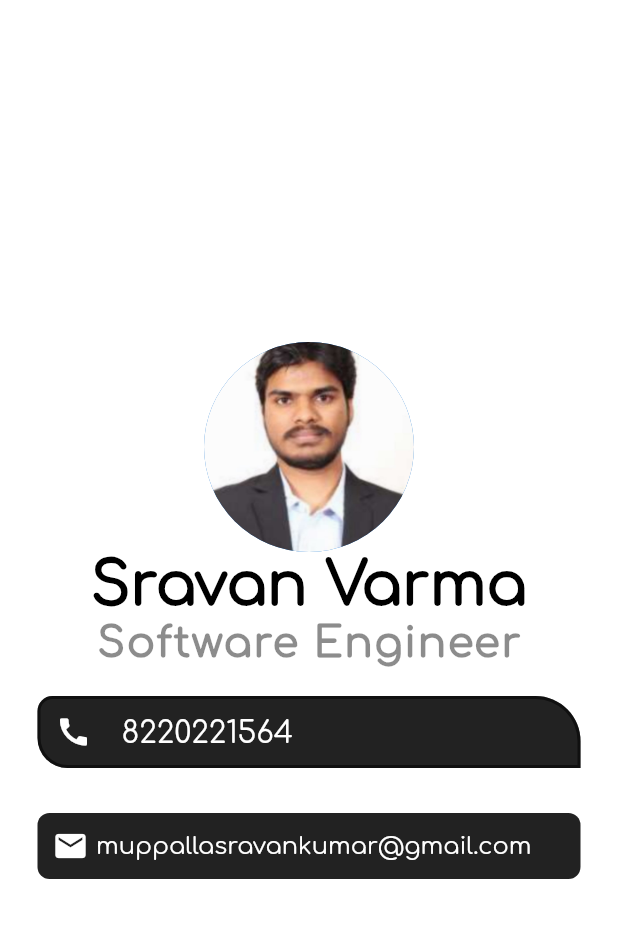
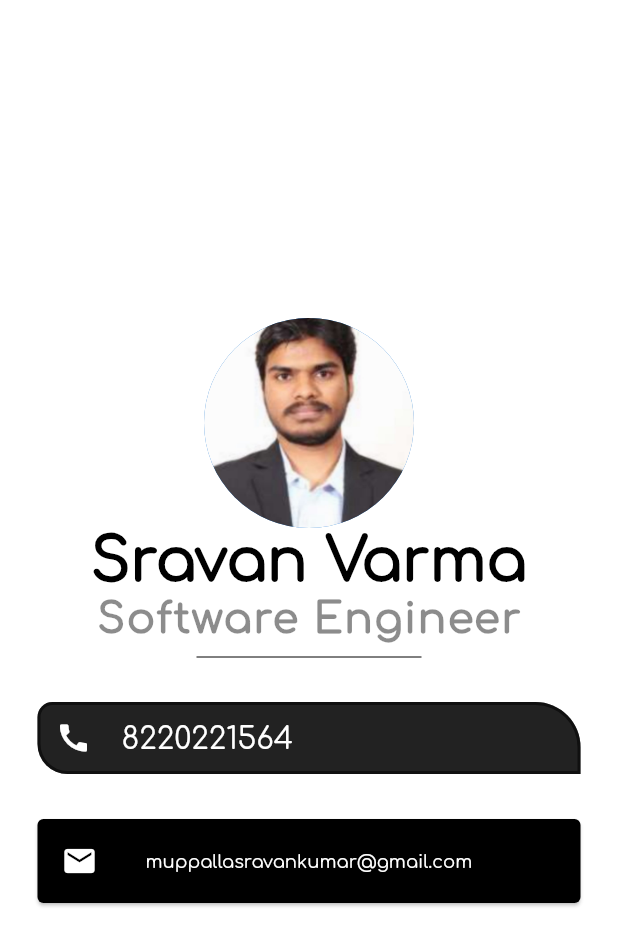
Before and after one commit to sravan7/Sravan, a Flutter app: the screen it shows after launch, on a phone screen of 412 x 824 dp. Shown: the top 946 px of the screen. Run offline on Flutter 3.47's test engine with Material 2 defaults, Android fonts, the phone set to English and light mode, and no system bars.

Commit message:
add Card widget

```diff
--- a/lib/main.dart
+++ b/lib/main.dart
@@ -34,6 +34,13 @@ class MyApp extends StatelessWidget {
                   fontWeight: FontWeight.bold,
                   letterSpacing: 1.0),
             ),
+            SizedBox(
+              width: 150.0,
+              height: 20.0,
+              child: Divider(
+                color: Colors.black,
+              ),
+            ),
             Container(
               padding: EdgeInsets.all(10.0),
               decoration: BoxDecoration(
@@ -69,35 +76,42 @@ class MyApp extends StatelessWidget {
                 ),
               ),
             ),
-            Container(
-              padding: EdgeInsets.all(10.0),
-              decoration: BoxDecoration(
-                color: Colors.black87,
-                borderRadius: BorderRadius.all(Radius.circular(8.0)),
-              ),
+            Card(
+              color: Colors.black,
               margin: EdgeInsets.symmetric(vertical: 10.0, horizontal: 25.0),
-              child: Center(
-                child: Row(
-                  children: <Widget>[
-                    Icon(
+              child: ListTile(
+                leading: Icon(
                   Icons.email,
                   color: Colors.white,
                 ),
-                    SizedBox(width: 5.0),
-                    Text(
+                title: Text(
                   'muppallasravankumar@gmail.com',
                   style: TextStyle(
                       color: Colors.white,
                       fontFamily: 'Comfortaa',
-                          fontSize: 16.0),
-                    ),
-                  ],
+                      fontSize: 12.0),
                 ),
               ),
-            )
+            ),
           ],
         ),
       ),
     )));
   }
 }
+//Row(
+//children: <Widget>[
+//Icon(
+//Icons.email,
+//color: Colors.white,
+//),
+//SizedBox(width: 5.0),
+//Text(
+//'muppallasravankumar@gmail.com',
+//style: TextStyle(
+//color: Colors.white,
+//fontFamily: 'Comfortaa',
+//fontSize: 16.0),
+//),
+//],
+//)
```
Lines whose indentation alone changed are shown as unchanged.
